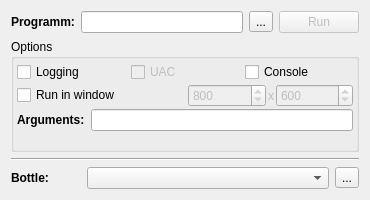
This is wbgui.ui in sr-tream/WineBottle as Qt 5 draws it before an edit. The edited form follows.
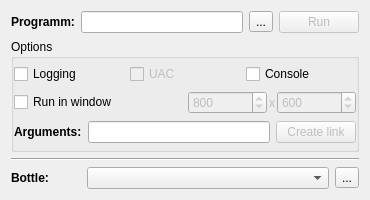
This is the edited form.

Commit message: add method for create links

```diff
--- a/wbgui.ui
+++ b/wbgui.ui
@@ -80,16 +80,16 @@
      </property>
      <layout class="QGridLayout" name="gridLayout_3">
       <property name="leftMargin">
-       <number>3</number>
+       <number>0</number>
       </property>
       <property name="topMargin">
-       <number>3</number>
+       <number>0</number>
       </property>
       <property name="rightMargin">
-       <number>3</number>
+       <number>0</number>
       </property>
       <property name="bottomMargin">
-       <number>3</number>
+       <number>0</number>
       </property>
       <property name="spacing">
        <number>2</number>
@@ -123,7 +123,14 @@
        </layout>
       </item>
       <item row="2" column="0">
-       <layout class="QFormLayout" name="formLayout">
+       <layout class="QGridLayout" name="gridLayout_6">
+        <item row="0" column="1">
+         <widget class="QLineEdit" name="prog_args">
+          <property name="enabled">
+           <bool>true</bool>
+          </property>
+         </widget>
+        </item>
         <item row="0" column="0">
          <widget class="QLabel" name="label_args">
           <property name="font">
@@ -137,10 +144,19 @@
           </property>
          </widget>
         </item>
-        <item row="0" column="1">
-         <widget class="QLineEdit" name="prog_args">
+        <item row="0" column="2">
+         <widget class="QPushButton" name="prog_desktop">
           <property name="enabled">
-           <bool>true</bool>
+           <bool>false</bool>
+          </property>
+          <property name="maximumSize">
+           <size>
+            <width>100</width>
+            <height>16777215</height>
+           </size>
+          </property>
+          <property name="text">
+           <string>Create link</string>
           </property>
          </widget>
         </item>
```
The commit also changes 2 other files.
